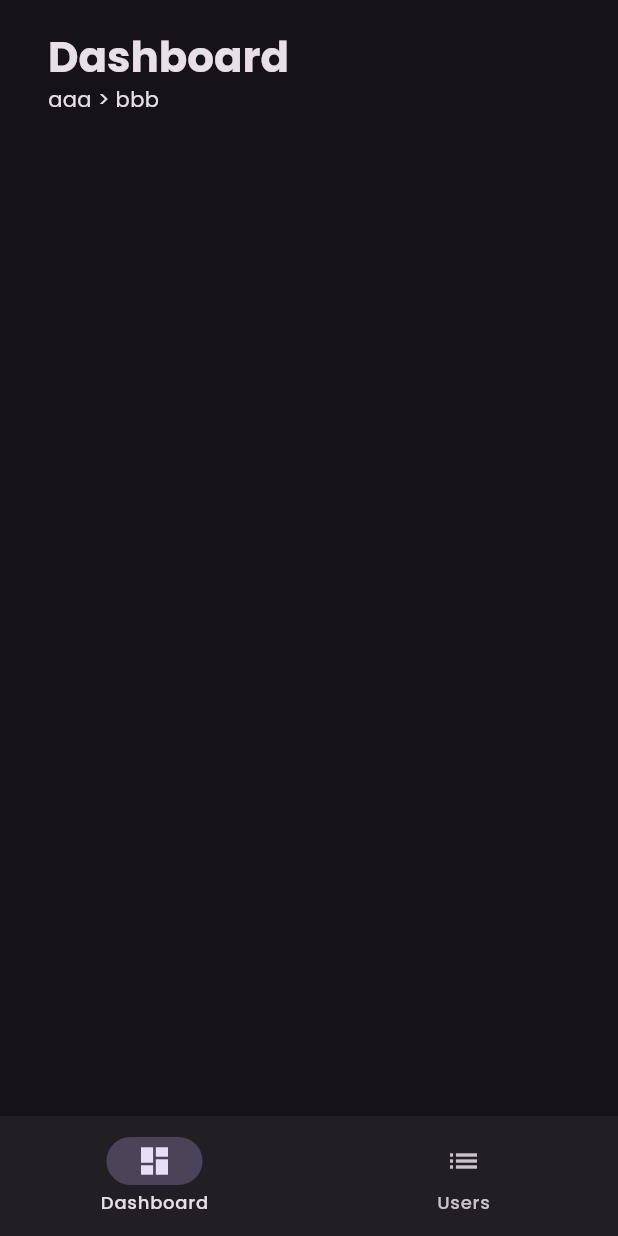
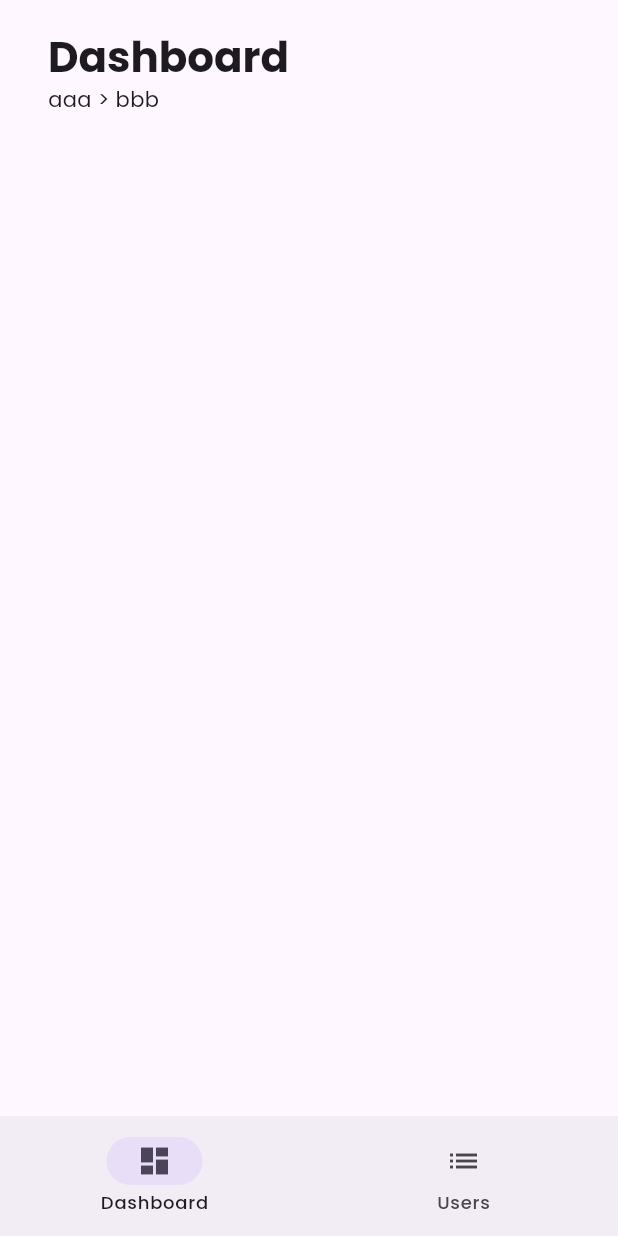
Before and after one commit to htsuruo/flutter-admin-dashboard-template, a Flutter app: the screen it shows after launch, on a phone screen of 412 x 824 dp. Run offline on Flutter 3.47's test engine with Material 2 defaults, Android fonts, the phone set to English and light mode, and no system bars; our stand-ins replace adaptive_theme, go_router, google_fonts, recase; missing offline and left inert: simple_logger.

Commit message:
Add ThemeMode switch with `adaptive_theme`

```diff
--- a/lib/main.dart
+++ b/lib/main.dart
@@ -1,3 +1,4 @@
+import 'package:adaptive_theme/adaptive_theme.dart';
 import 'package:flutter/material.dart';
 import 'package:flutter_admin_dashboard_template/theme.dart';
 import 'package:flutter_web_plugins/url_strategy.dart';
@@ -14,12 +15,16 @@ class MyApp extends StatelessWidget {
 
   @override
   Widget build(BuildContext context) {
-    return MaterialApp.router(
-      title: 'Flutter Admin Dashboard',
-      routerConfig: router,
-      themeMode: ThemeMode.dark,
-      theme: AppTheme.light,
-      darkTheme: AppTheme.dark,
+    return AdaptiveTheme(
+      light: AppTheme.light,
+      dark: AppTheme.dark,
+      initial: AdaptiveThemeMode.system,
+      builder: (theme, darkTheme) => MaterialApp.router(
+        title: 'Flutter Admin Dashboard',
+        routerConfig: router,
+        theme: theme,
+        darkTheme: darkTheme,
+      ),
     );
   }
 }
--- a/lib/widgets/widgets.dart
+++ b/lib/widgets/widgets.dart
@@ -1,3 +1,4 @@
 export 'content_view.dart';
 export 'page_header.dart';
 export 'router_location_label.dart';
+export 'theme_mode_icon_button.dart';
--- a/pubspec.yaml
+++ b/pubspec.yaml
@@ -7,6 +7,7 @@ environment:
   sdk: '>=3.0.6 <4.0.0'
 
 dependencies:
+  adaptive_theme:
   cupertino_icons:
   flutter:
     sdk: flutter
```
Also changed, not shown: lib/navigation/scaffold_with_navigation.dart (+2 -6 lines), lib/widgets/theme_mode_icon_button.dart (added, +25 -0 lines), pubspec.lock.
